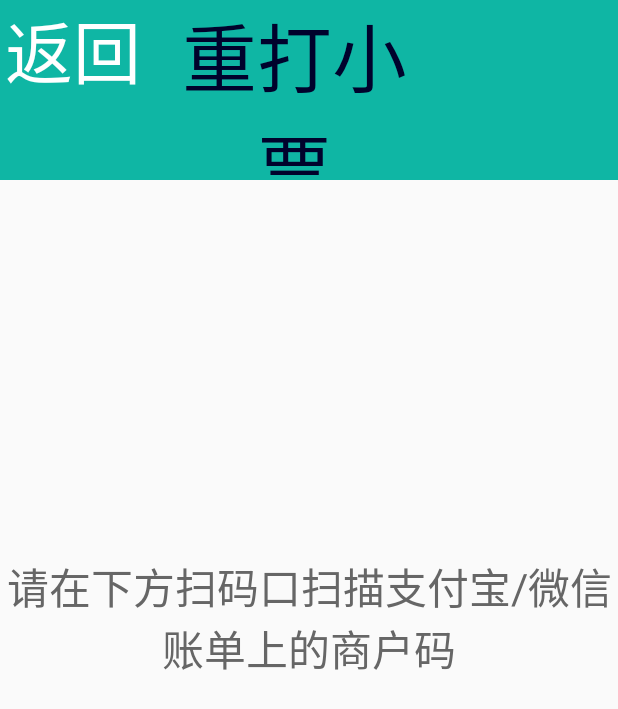
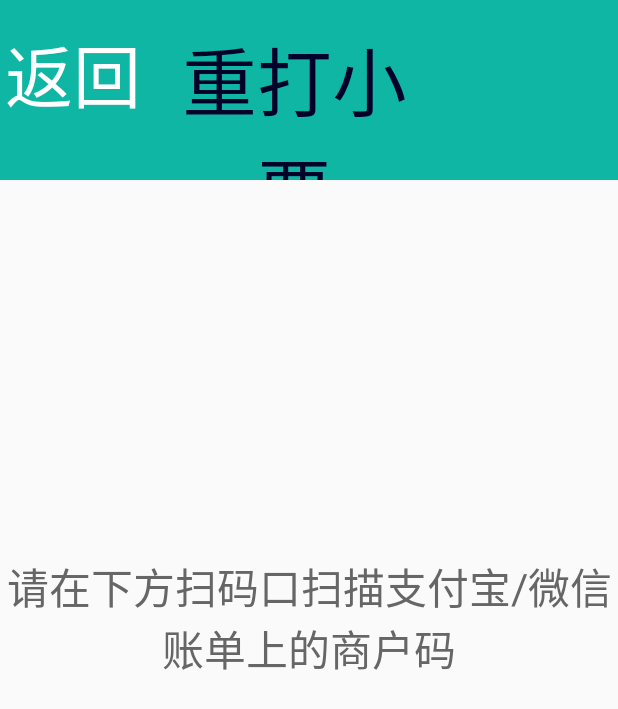
Before and after one commit to mengpan-123/UseSelfCenterShop, an Android app: the NewPrintActivity screen opened directly, with no data from a screen before it, on a phone screen of 412 x 824 dp. Shown: the top 709 px of the screen. Run offline under Robolectric (Android 15) with nearby library versions, the phone set to English and light mode, and no system bars.

Commit message:
2020-03-06  12:45

```diff
--- a/app/build.gradle
+++ b/app/build.gradle
@@ -7,8 +7,8 @@
         applicationId "com.example.selfshopcenter"
         minSdkVersion 15
         targetSdkVersion 29
-        versionCode 209
-        versionName "3.3.33"
+        versionCode 211
+        versionName "3.5.44"
         testInstrumentationRunner "androidx.test.runner.AndroidJUnitRunner"
     }
 
--- a/app/src/main/AndroidManifest.xml
+++ b/app/src/main/AndroidManifest.xml
@@ -41,11 +41,13 @@
         android:label="@string/app_name"
         android:roundIcon="@mipmap/ic_launcher_round"
         android:supportsRtl="true"
+        android:networkSecurityConfig="@xml/network"
         android:name="com.example.selfshopcenter.vediocache.App"
         android:theme="@style/AppTheme">
         <activity android:name=".LoginActivity">
             <intent-filter>
                 <action android:name="android.intent.action.MAIN" />
+                <action android:name="android.intent.action.VIEW" />
 
                 <category android:name="android.intent.category.LAUNCHER" />
             </intent-filter>
--- a/app/src/main/java/com/example/selfshopcenter/commoncls/CommonData.java
+++ b/app/src/main/java/com/example/selfshopcenter/commoncls/CommonData.java
@@ -21,9 +21,9 @@
     public static  boolean   dowloading = false;
 
     //公共的接口访问地址
-    public static String    CommonUrl="http://52.81.85.108:8017";
+    //public static String    CommonUrl="http://52.81.85.108:8017";//正式的
 
-    //public static String    CommonUrl="http://122.112.234.28:8017";
+    public static String    CommonUrl="http://122.112.234.28:8017";//测试的
 
 
     public  static  String  app_version="";
--- a/app/src/main/res/layout/activity_index.xml
+++ b/app/src/main/res/layout/activity_index.xml
@@ -5,7 +5,7 @@
     android:background="#f9ffff">
 
 
-   <VideoView
+   <!--<VideoView
         android:id="@+id/video"
         android:layout_width="match_parent"
         android:layout_height="1180dp"
@@ -14,7 +14,7 @@
        android:layout_gravity="center"
         android:focusableInTouchMode="false"
         />
-
+-->
     <!--开始购物-->
     <LinearLayout
         android:layout_width="match_parent"
--- a/app/src/main/res/layout/activity_newprint.xml
+++ b/app/src/main/res/layout/activity_newprint.xml
@@ -13,6 +13,7 @@
         android:layout_marginStart="0dp"
         android:layout_marginLeft="0dp"
         android:orientation="horizontal"
+        android:paddingTop="8dp"
         android:background="#0fB6A4">
 
         <LinearLayout
@@ -25,6 +26,7 @@
                 android:layout_height="wrap_content"
                 android:text="返回"
                 android:textSize="45dp"
+                android:paddingTop="8dp"
                 android:id="@+id/returnback"
                 android:textColor="@color/colorPrimary"
                 android:gravity="center"/>
@@ -36,6 +38,7 @@
             android:layout_height="wrap_content"
             >
             <TextView
+                android:paddingTop="8dp"
                 android:layout_width="match_parent"
                 android:layout_height="wrap_content"
                 android:text="重打小票"
@@ -98,6 +101,8 @@
 
     </LinearLayout>
 
+    <!--android:layout_marginTop="410dp"-->
+
     <LinearLayout
         android:layout_width="match_parent"
         android:layout_height="wrap_content"
@@ -127,16 +132,15 @@
         android:layout_marginTop="40dp"
         android:layout_marginLeft="100dp"
         android:layout_marginRight="100dp"
+        android:textColor="#666"
+        android:textSize="28sp"
         >
 
         <EditText
             android:id="@+id/inputqyid"
             android:layout_width="match_parent"
             android:layout_height="wrap_content"
-            android:background="@null"
-            android:lines="1"
             android:padding="20dp"
-            android:singleLine="true"
             android:text=""
             android:hint="请输入支付账单中的商户订单号"
             android:textColorHint="#95A1AA"
--- /dev/null
+++ b/app/src/main/res/xml/network.xml
@@ -0,0 +1,4 @@
+<?xml version="1.0" encoding="utf-8"?>
+<network-security-config>
+    <base-config cleartextTrafficPermitted="true" />
+</network-security-config>
```
Also changed, not shown: app/src/main/java/com/example/selfshopcenter/IndexActivity.java (+65 -61 lines), app/src/main/java/com/example/selfshopcenter/NewPrintActivity.java (+7 -2 lines), app/src/main/java/com/example/selfshopcenter/net/RetrofitHelper.java (+5 -5 lines).
